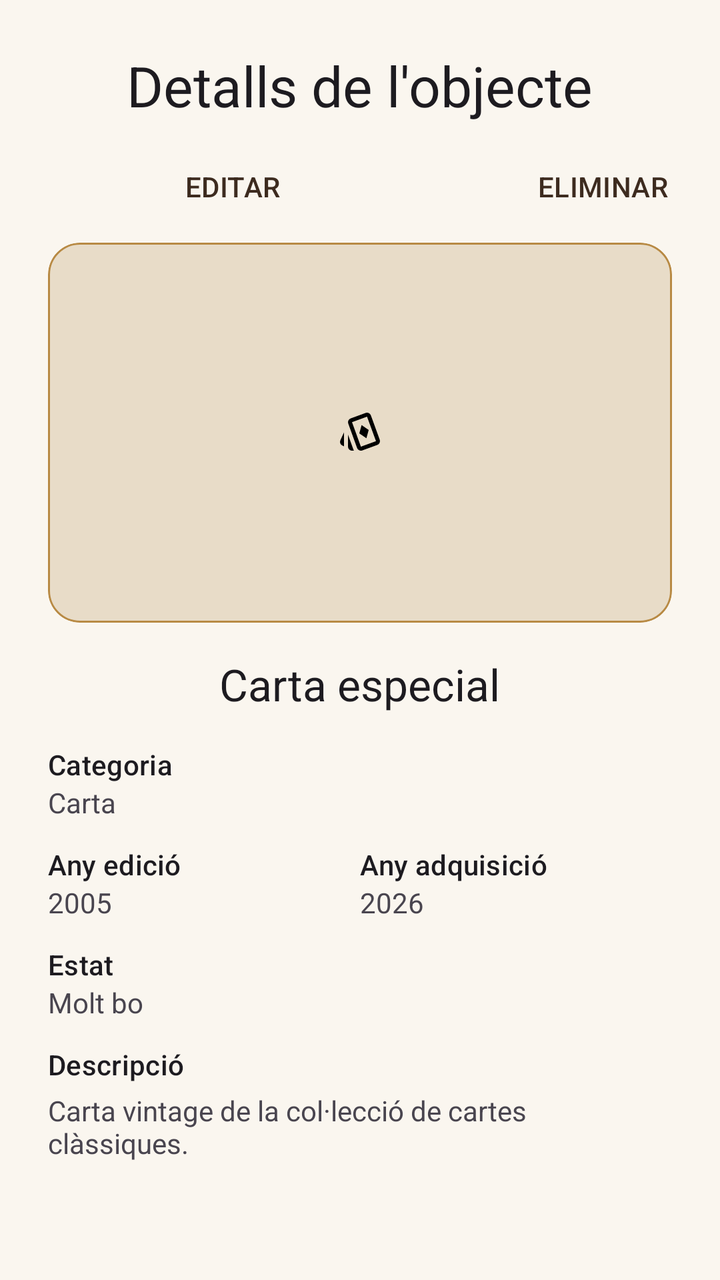
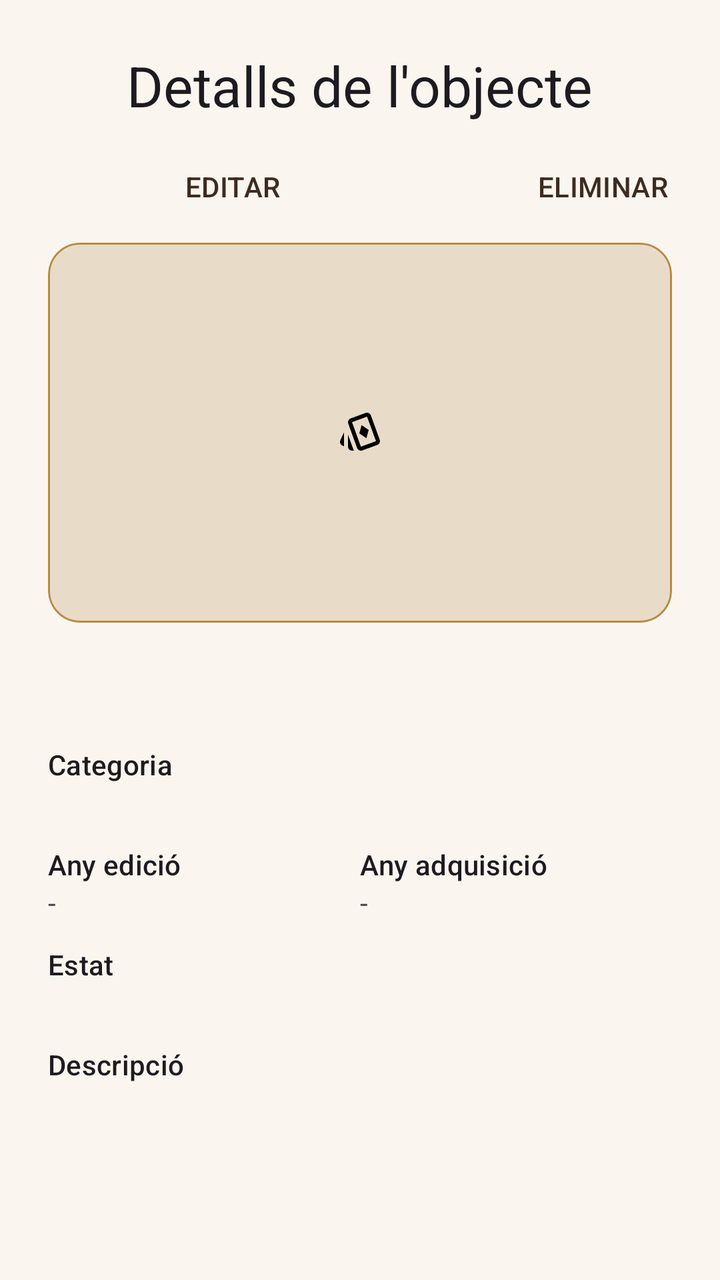

Before-and-after screenshots of an Android layout around one commit, followed by the original layout XML and the change that was made.
<!-- AndroidManifest.xml: application theme Theme.Kollect.Splash -->
<!-- res/layout/fragment_object_detail.xml -->
<?xml version="1.0" encoding="utf-8"?>
<ScrollView xmlns:android="http://schemas.android.com/apk/res/android"
    xmlns:app="http://schemas.android.com/apk/res-auto"
    android:layout_width="match_parent"
    android:layout_height="match_parent"
    android:background="?android:attr/colorBackground"
    android:fillViewport="true">

    <LinearLayout
        android:layout_width="match_parent"
        android:layout_height="wrap_content"
        android:orientation="vertical"
        android:padding="24dp">

        <TextView
            android:layout_width="wrap_content"
            android:layout_height="wrap_content"
            android:text="@string/object_details"
            android:layout_gravity="center"
            android:textAppearance="?attr/textAppearanceHeadlineMedium" />
        <LinearLayout
            android:layout_width="match_parent"
            android:layout_height="wrap_content"
            android:layout_marginTop="8dp"
            android:orientation="horizontal">

            <com.google.android.material.button.MaterialButton
                android:id="@+id/editObjectButton"
                style="@style/Widget.Material3.Button.TextButton"
                android:layout_width="185dp"
                android:layout_height="wrap_content"
                android:text="@string/edit_object" />

            <com.google.android.material.button.MaterialButton
                android:id="@+id/deleteObjectButton"
                style="@style/Widget.Material3.Button.TextButton"
                android:layout_width="185dp"
                android:layout_height="wrap_content"
                android:text="@string/delete_object" />
        </LinearLayout>
        <com.google.android.material.card.MaterialCardView
            android:layout_width="match_parent"
            android:layout_height="190dp"
            android:layout_marginTop="4dp"
            app:cardBackgroundColor="@color/beige"
            app:cardCornerRadius="16dp"
            app:strokeColor="@color/gold"
            app:strokeWidth="1dp">
            <ImageView
                android:layout_width="match_parent"
                android:layout_height="match_parent"
                android:contentDescription="@string/object_photo"
                android:scaleType="centerInside"
                android:src="@drawable/playing_cards" />
        </com.google.android.material.card.MaterialCardView>
        <TextView
            android:layout_width="wrap_content"
            android:layout_height="wrap_content"
            android:layout_marginTop="16dp"
            android:layout_gravity="center"
            android:text="@string/sample_object_name"
            android:textAppearance="?attr/textAppearanceTitleLarge" />
        <TextView
            android:layout_width="wrap_content"
            android:layout_height="wrap_content"
            android:layout_marginTop="16dp"
            android:text="@string/object_category"
            android:textAppearance="?attr/textAppearanceLabelLarge" />
        <TextView
            android:layout_width="match_parent"
            android:layout_height="wrap_content"
            android:text="@string/object_category_card" />
        <LinearLayout
            android:layout_width="match_parent"
            android:layout_height="wrap_content"
            android:layout_marginTop="12dp"
            android:orientation="horizontal"
            android:baselineAligned="false"
            >
            <LinearLayout
                android:layout_width="0dp"
                android:layout_height="wrap_content"
                android:layout_weight="1"
                android:baselineAligned="false"
                android:orientation="vertical">
                <TextView android:layout_width="wrap_content" android:layout_height="wrap_content" android:text="@string/object_release_year" android:textAppearance="?attr/textAppearanceLabelLarge" />
                <TextView android:layout_width="wrap_content" android:layout_height="wrap_content" android:text="2005" />
            </LinearLayout>
            <LinearLayout
                android:layout_width="0dp"
                android:layout_height="wrap_content"
                android:layout_weight="1"
                android:orientation="vertical">
                <TextView android:layout_width="wrap_content" android:layout_height="wrap_content" android:text="@string/object_acquisition_year" android:textAppearance="?attr/textAppearanceLabelLarge" />
                <TextView android:layout_width="wrap_content" android:layout_height="wrap_content" android:text="2026" />
            </LinearLayout>
        </LinearLayout>
        <TextView
            android:layout_width="wrap_content"
            android:layout_height="wrap_content"
            android:layout_marginTop="12dp"
            android:text="@string/object_condition"
            android:textAppearance="?attr/textAppearanceLabelLarge" />
        <TextView
            android:layout_width="match_parent"
            android:layout_height="wrap_content"
            android:text="@string/object_condition_good" />
        <TextView
            android:layout_width="wrap_content"
            android:layout_height="wrap_content"
            android:layout_marginTop="12dp"
            android:text="@string/object_description"
            android:textAppearance="?attr/textAppearanceLabelLarge" />
        <TextView
            android:layout_width="match_parent"
            android:layout_height="wrap_content"
            android:layout_marginTop="4dp"
            android:text="@string/sample_object_description" />
    </LinearLayout>
</ScrollView>
<!-- resources referenced by this layout -->
<resources>
  <color name="beige">#E8DCC8</color>
  <color name="gold">#B88A44</color>
  <!-- drawable playing_cards (drawable) -->
  <vector xmlns:android="http://schemas.android.com/apk/res/android" android:height="24dp" android:tint="#000000" android:viewportHeight="960" android:viewportWidth="960" android:width="24dp">
        
      <path android:fillColor="@android:color/white" android:pathData="M608,592L654,426L512,328L466,494L608,592ZM160,753L127,737Q96,724 85,692.5Q74,661 88,630L160,474L160,753ZM320,840Q287,840 263.5,816Q240,792 240,759L240,520L347,814Q350,821 352,827.5Q354,834 359,840L320,840ZM526,835Q495,846 464,832Q433,818 422,787L245,298Q234,267 248,236.5Q262,206 293,195L594,85Q625,74 655.5,88Q686,102 697,133L875,622Q886,653 872,683.5Q858,714 827,725L526,835ZM498,760L800,650Q800,650 800,650Q800,650 800,650L621,160Q621,160 621,160Q621,160 621,160L320,270Q320,270 320,270Q320,270 320,270L498,760Q498,760 498,760Q498,760 498,760ZM560,460Q560,460 560,460Q560,460 560,460L560,460Q560,460 560,460Q560,460 560,460L560,460Q560,460 560,460Q560,460 560,460L560,460Q560,460 560,460Q560,460 560,460Z"/>
      
  </vector>
  <string name="delete_object">ELIMINAR</string>
  <string name="edit_object">EDITAR</string>
  <string name="object_acquisition_year">Any adquisició</string>
  <string name="object_category">Categoria</string>
  <string name="object_category_card">Carta</string>
  <string name="object_condition">Estat</string>
  <string name="object_condition_good">Molt bo</string>
  <string name="object_description">Descripció</string>
  <string name="object_details">Detalls de l\'objecte</string>
  <string name="object_photo">Fotografia objecte</string>
  <string name="object_release_year">Any edició</string>
  <string name="sample_object_description">Carta vintage de la col·lecció de cartes clàssiques.</string>
  <string name="sample_object_name">Carta especial</string>
  <style name="Theme.Kollect.Splash" parent="Theme.Kollect">
          <item name="android:windowBackground">@color/cream</item>
          <item name="postSplashScreenTheme">@style/Theme.Kollect</item>
      </style>
  <style name="Theme.Kollect" parent="Theme.Material3.DayNight.NoActionBar">
          <item name="android:windowBackground">@color/cream</item>
          
          
          
          <item name="colorPrimary">@color/brown_dark</item>
          <item name="colorOnPrimary">@color/cream</item>
  
          
          <item name="colorSecondary">@color/gold</item>
          <item name="colorOnSecondary">@color/brown_dark</item>
  
          
          <item name="android:colorBackground">@color/cream</item>
          <item name="colorOnBackground">@color/text_primary</item>
  
          
          <item name="colorSurface">@color/warm_white</item>
          <item name="colorOnSurface">@color/text_primary</item>
  
          
          <item name="colorError">@color/error</item>
          <item name="colorOnError">@color/warm_white</item>
  
          
          <item name="android:statusBarColor">@color/brown_dark</item>
          <item name="android:navigationBarColor">@color/cream</item>
  
          
          <item name="android:windowLightStatusBar">false</item>
      </style>
  <color name="cream">#FAF6EF</color>
  <color name="brown_dark">#3D2B1F</color>
  <color name="text_primary">#30241D</color>
  <color name="warm_white">#FFFDF9</color>
  <color name="error">#A8443A</color>
</resources>

<!-- the commit's change to res/layout/fragment_object_detail.xml (unified diff, before → after) -->
@@ -13,6 +13,7 @@
         android:padding="24dp">
 
         <TextView
+            android:id="@+id/detailObjectName"
             android:layout_width="wrap_content"
             android:layout_height="wrap_content"
             android:text="@string/object_details"
@@ -58,7 +59,6 @@
             android:layout_height="wrap_content"
             android:layout_marginTop="16dp"
             android:layout_gravity="center"
-            android:text="@string/sample_object_name"
             android:textAppearance="?attr/textAppearanceTitleLarge" />
         <TextView
             android:layout_width="wrap_content"
@@ -67,9 +67,9 @@
             android:text="@string/object_category"
             android:textAppearance="?attr/textAppearanceLabelLarge" />
         <TextView
+            android:id="@+id/detailObjectCategory"
             android:layout_width="match_parent"
-            android:layout_height="wrap_content"
-            android:text="@string/object_category_card" />
+            android:layout_height="wrap_content" />
         <LinearLayout
             android:layout_width="match_parent"
             android:layout_height="wrap_content"
@@ -84,7 +84,7 @@
                 android:baselineAligned="false"
                 android:orientation="vertical">
                 <TextView android:layout_width="wrap_content" android:layout_height="wrap_content" android:text="@string/object_release_year" android:textAppearance="?attr/textAppearanceLabelLarge" />
-                <TextView android:layout_width="wrap_content" android:layout_height="wrap_content" android:text="2005" />
+                <TextView android:id="@+id/detailReleaseYear" android:layout_width="wrap_content" android:layout_height="wrap_content" android:text="@string/minus" />
             </LinearLayout>
             <LinearLayout
                 android:layout_width="0dp"
@@ -92,7 +92,7 @@
                 android:layout_weight="1"
                 android:orientation="vertical">
                 <TextView android:layout_width="wrap_content" android:layout_height="wrap_content" android:text="@string/object_acquisition_year" android:textAppearance="?attr/textAppearanceLabelLarge" />
-                <TextView android:layout_width="wrap_content" android:layout_height="wrap_content" android:text="2026" />
+                <TextView android:id="@+id/detailAcquisitionYear" android:layout_width="wrap_content" android:layout_height="wrap_content" android:text="@string/minus" />
             </LinearLayout>
         </LinearLayout>
         <TextView
@@ -102,9 +102,9 @@
             android:text="@string/object_condition"
             android:textAppearance="?attr/textAppearanceLabelLarge" />
         <TextView
+            android:id="@+id/detailObjectCondition"
             android:layout_width="match_parent"
-            android:layout_height="wrap_content"
-            android:text="@string/object_condition_good" />
+            android:layout_height="wrap_content" />
         <TextView
             android:layout_width="wrap_content"
             android:layout_height="wrap_content"
@@ -112,9 +112,9 @@
             android:text="@string/object_description"
             android:textAppearance="?attr/textAppearanceLabelLarge" />
         <TextView
+            android:id="@+id/detailObjectDescription"
             android:layout_width="match_parent"
             android:layout_height="wrap_content"
-            android:layout_marginTop="4dp"
-            android:text="@string/sample_object_description" />
+            android:layout_marginTop="4dp" />
     </LinearLayout>
 </ScrollView>
<!-- resource entries referenced after the edit -->
@@ -10,17 +10,14 @@
   </vector>
   <string name="delete_object">ELIMINAR</string>
   <string name="edit_object">EDITAR</string>
+  <string name="minus">-</string>
   <string name="object_acquisition_year">Any adquisició</string>
   <string name="object_category">Categoria</string>
-  <string name="object_category_card">Carta</string>
   <string name="object_condition">Estat</string>
-  <string name="object_condition_good">Molt bo</string>
   <string name="object_description">Descripció</string>
   <string name="object_details">Detalls de l\'objecte</string>
   <string name="object_photo">Fotografia objecte</string>
   <string name="object_release_year">Any edició</string>
-  <string name="sample_object_description">Carta vintage de la col·lecció de cartes clàssiques.</string>
-  <string name="sample_object_name">Carta especial</string>
   <style name="Theme.Kollect.Splash" parent="Theme.Kollect">
           <item name="android:windowBackground">@color/cream</item>
           <item name="postSplashScreenTheme">@style/Theme.Kollect</item>
